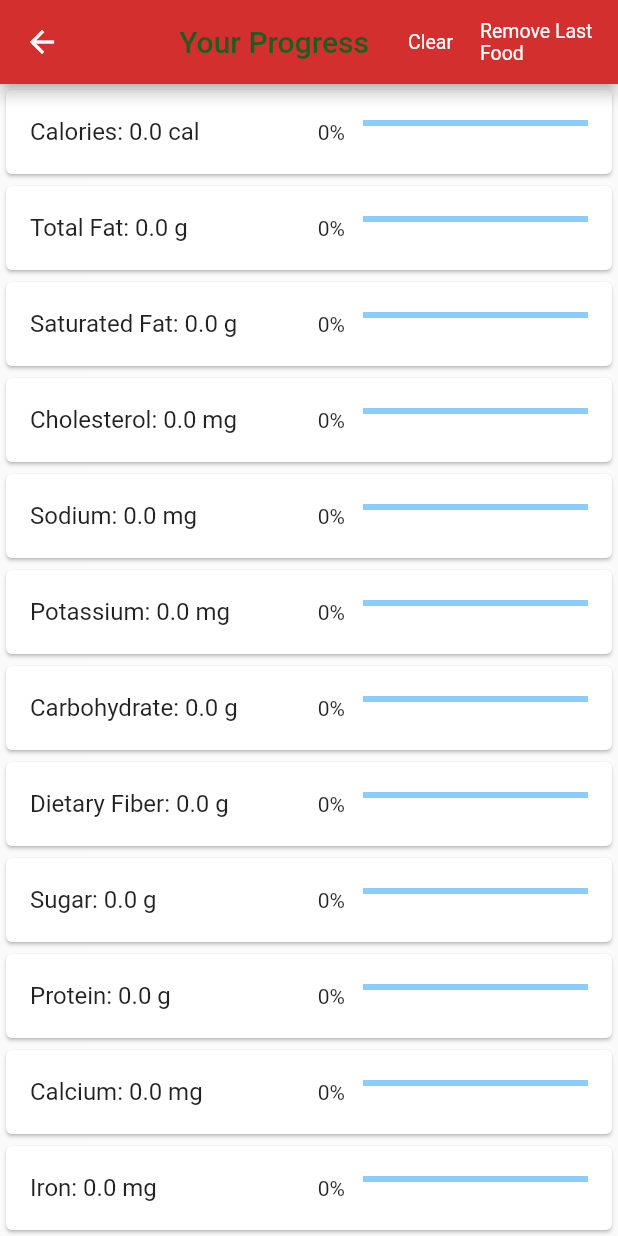
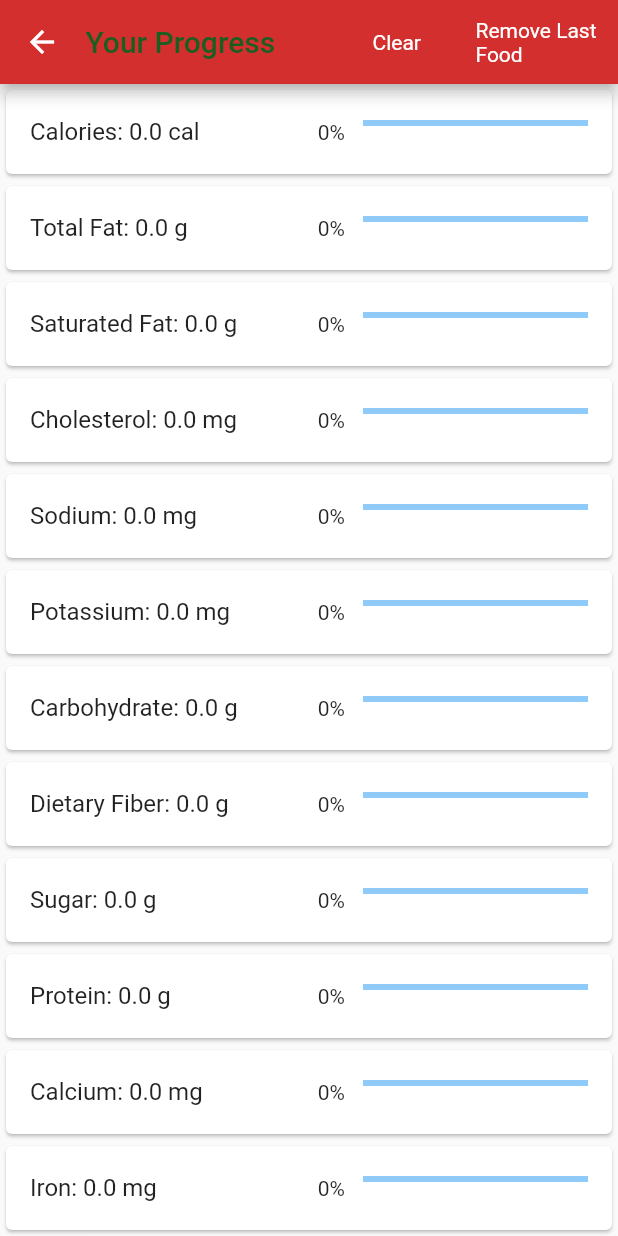
Before and after one commit to Justin-Turkiewicz/NutritionFiller, a Flutter app: the screen it shows after launch, after a tap on "Clear", on a phone screen of 412 x 824 dp. Run offline on Flutter 3.47's test engine with Material 2 defaults, Android fonts, the phone set to English and light mode, and no system bars; our stand-ins replace sqflite; missing offline and left inert: dart:ffi, external_path, sqfentity; accounts and stored records are empty.

Commit message:
Fixed functionality

```diff
--- a/lib/main.dart
+++ b/lib/main.dart
@@ -1,6 +1,6 @@
 import 'package:flutter/material.dart';
-import 'package:nutrtionfiller/pages/add_food.dart';
-import 'package:nutrtionfiller/pages/home.dart';
+import 'package:nutritionfiller/pages/add_food.dart';
+import 'package:nutritionfiller/pages/home.dart';
 /*
     This application allows the user to track their intake based on many nutrition
     categories and see their progress. User has basic functionality of adding foods
--- /dev/null
+++ b/lib/model/size_config.dart
@@ -0,0 +1,16 @@
+import 'package:flutter/widgets.dart';
+class SizeConfig {
+  static MediaQueryData? _mediaQueryData;
+  static double? screenWidth;
+  static double? screenHeight;
+  static double? blockSizeHorizontal;
+  static double? blockSizeVertical;
+
+  void init(BuildContext context) {
+    _mediaQueryData = MediaQuery.of(context);
+    screenWidth = _mediaQueryData?.size.width;
+    screenHeight = _mediaQueryData?.size.height;
+    blockSizeHorizontal = (screenWidth! / 100)!;
+    blockSizeVertical = (screenHeight! / 100)!;
+  }
+}
--- a/lib/pages/home.dart
+++ b/lib/pages/home.dart
@@ -1,7 +1,8 @@
 import 'dart:collection';
 import 'package:flutter/material.dart';
-import 'package:nutrtionfiller/model/food.dart';
-import 'package:nutrtionfiller/model/user.dart';
+import 'package:nutritionfiller/model/food.dart';
+import 'package:nutritionfiller/model/size_config.dart';
+import 'package:nutritionfiller/model/user.dart';
 /*
   This page displays the user's intake for each seperate nutrition value
  */
@@ -40,22 +41,27 @@ class _HomeState extends State<Home> {
   final List<double> DAILYVALUEPERCENTAGES = [2000.0, 78.0, 20.0, 300.0, 2300.0, 4700.0, 275.0, 28.0, 50.0, 50.0, 1300.0, 18.0, 11.0, 420.0, 1250.0, 900.0, 1.7, 2.4, 90.0, 15.0, 120.0];
   Queue<Food> lastFoodQueue = Queue<Food>();
   Queue<Food> foodAddedQueue = Queue<Food>();
+  Food lastFoodAdded = Food(name: "Brocolli", imageUrl: "broccoli.jpg", nutritionValues: [101.0, 5.74, 0.788, 0.0, 234.0, 260.0, 9.84, 5.51, 2.7, 5.7, 60.8, 1.14, 0.513, 24.7, 89.3, 93.1, 0.239, 0.0, 73.7, 3.08, 169.0]);
 
   /*
     Gets the food queue from the add_food page, if not empty changes
     the user's nutrition values and percentages
    */
   void retrieveData() async{
-    dynamic foodAdded = await Navigator.pushNamed(context, '/add_food');
+    dynamic foodAdded = await Navigator.pushNamed(context, '/add_food',
+    arguments: {'lastFoodAdded': lastFoodAdded});
       setState(() {
       userData = {
         'nutritionValues': foodAdded['nutritionValues'],
+        'lastFoodAdded': foodAdded['lastFoodAdded'],
       };
+      lastFoodAdded = foodAdded['lastFoodAdded'];
       foodAddedQueue = userData['nutritionValues'];
       if(foodAdded['nutritionValues'] != null) {
         editValues();
       }
       });
+
   }
 
   /*
@@ -118,14 +124,19 @@ class _HomeState extends State<Home> {
   }
   @override
   Widget build(BuildContext context) {
+    SizeConfig().init(context);
     return Scaffold(
         /*
           AppBar allows navigation to add_food page, clear user's data and remove last food from user data
          */
         appBar: AppBar(
           centerTitle: true,
+          titleSpacing: 1,
           backgroundColor: Colors.red[700],
-          title: Text('Your Progress', style: TextStyle(color: Color(0xff1b5e20)),),
+          title: Align(
+              child: const Text('Your Progress', style: TextStyle(color: Color(0xff1b5e20)),),
+              alignment: Alignment(-1.0, 0),
+          ),
           leading: Builder(
             builder: (BuildContext context){
               return IconButton(onPressed: () {
@@ -138,26 +149,29 @@ class _HomeState extends State<Home> {
               Creates clear button
              */
             Container(
-              width: 50,
+              width: SizeConfig.screenWidth!*1/6,
               child: Builder(builder: (BuildContext context) {
                 return IconButton(onPressed: () {
                   setState(() {
                     user = User(allNutritionNames: nutritionNames, allUnits: nutritionUnits, totalNutrition: emptyValues, percentages: emptyPercentages);
                   });
-                }, icon: Text('Clear', style: TextStyle(fontSize: 13),),);
+                }, icon: Align(
+                    child: const Text('Clear', style: TextStyle(fontSize: 14),),
+                    alignment: Alignment(-1.0, 0),
+                ),);
               }),
             ),
             /*
               Creates remove last food button
              */
             Container(
-              width: 100,
+              width: SizeConfig.screenWidth!*1/4,
               child: Builder(builder: (BuildContext context) {
                 return IconButton(onPressed: () {
                   setState(() {
                     removeLastFood();
                   });
-                }, icon: Text('Remove Last Food', style: TextStyle(fontSize: 13),),);
+                }, icon: Text('Remove Last Food', style: TextStyle(fontSize: 14),),);
               }),
             )
           ],
--- a/pubspec.yaml
+++ b/pubspec.yaml
@@ -1,4 +1,4 @@
-name: nutrtionfiller
+name: nutritionfiller
 description: A new Flutter project.
 
 # The following line prevents the package from being accidentally published to
@@ -38,6 +38,7 @@ dependencies:
   # Use with the CupertinoIcons class for iOS style icons.
   cupertino_icons: ^1.0.2
   material_floating_search_bar: ^0.3.6
+  provider: ^6.0.2
 #  database: ^0.3.3
 
 
```
Also changed, not shown: lib/db/food_database.dart (+7 -7 lines), lib/pages/add_food.dart (+94 -28 lines), pubspec.lock, 6 other files.
